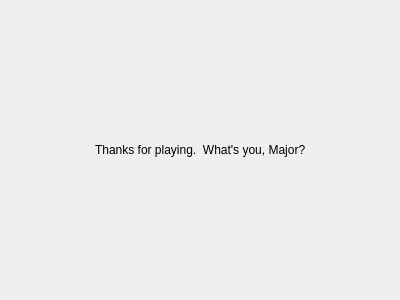
Old version of the form MarketSimulation/quest1.ui in the repository dwattttt/marketsim.
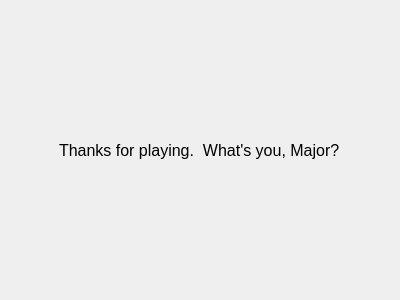
New version of the form.

Patch:
```diff
--- a/MarketSimulation/quest1.ui
+++ b/MarketSimulation/quest1.ui
@@ -44,6 +44,11 @@
      </item>
      <item>
       <widget class="QLabel" name="label">
+       <property name="font">
+        <font>
+         <pointsize>12</pointsize>
+        </font>
+       </property>
        <property name="text">
         <string>Thanks for playing.  What's you, Major?</string>
        </property>
```
